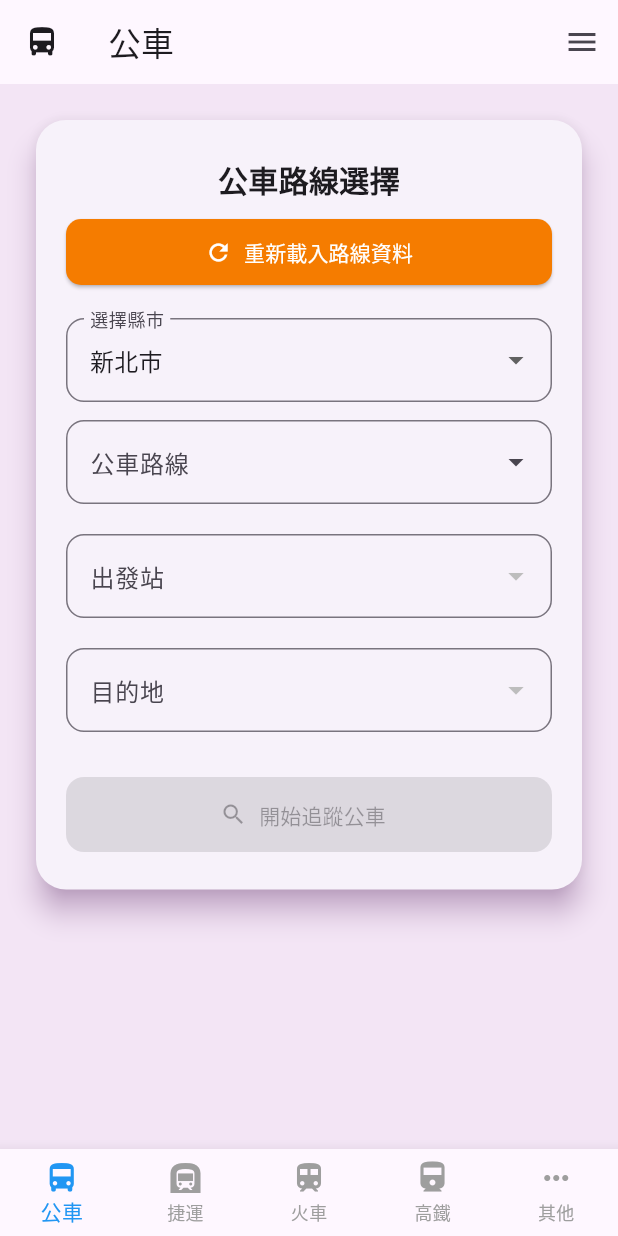
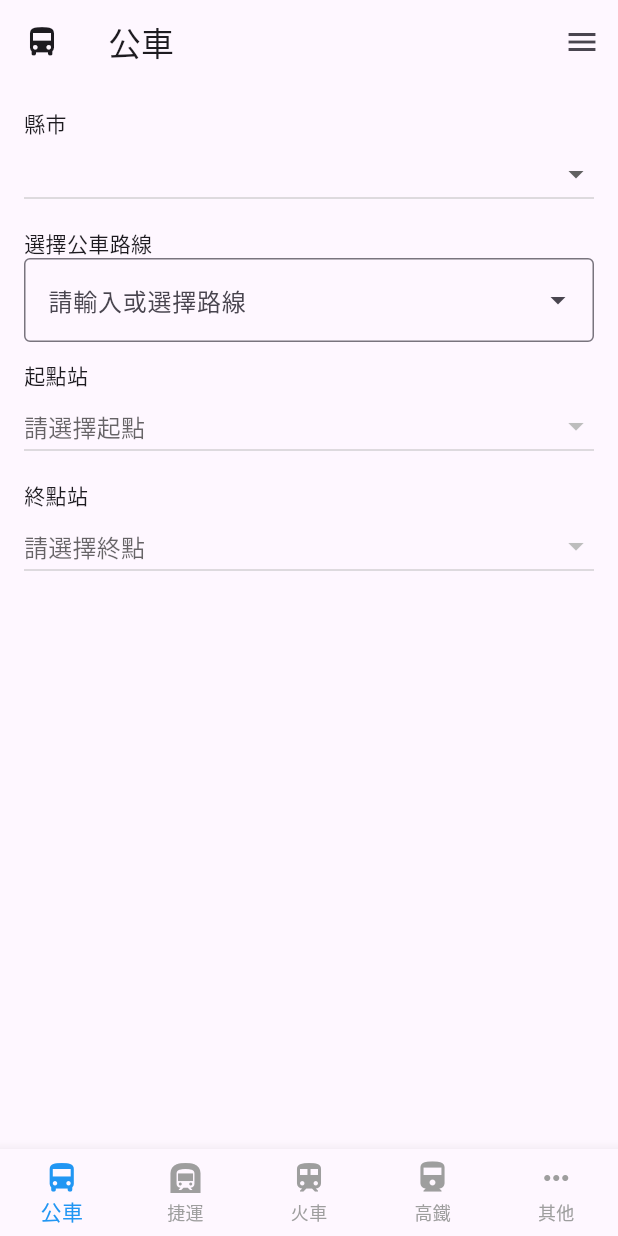
Before and after one commit to HsuEngineer/TrafficTime, a Flutter app: the screen it shows after launch, on a phone screen of 412 x 824 dp. Run offline on Flutter 3.47's test engine with Material 3 defaults, Android fonts, the phone set to English and light mode, and no system bars; drawn by our look-alikes of dropdown_search; our stand-ins replace geocoding, geolocator.

Commit message:
處理小bug

```diff
--- a/lib/models/bus_route.dart
+++ b/lib/models/bus_route.dart
@@ -1,13 +1,11 @@
 class BusRoute {
-  final String name;
-  final int type;
+  final String routeNameZh;
 
-  BusRoute({required this.name, required this.type});
+  BusRoute({required this.routeNameZh});
 
   factory BusRoute.fromJson(Map<String, dynamic> json) {
     return BusRoute(
-      name: json['RouteName']['Zh_tw'],
-      type: json['BusRouteType'],
+      routeNameZh: json['RouteName']?['Zh_tw'] ?? '未知路線',
     );
   }
 }
--- a/lib/pages/bus_page.dart
+++ b/lib/pages/bus_page.dart
@@ -1,6 +1,7 @@
 import 'package:flutter/material.dart';
 import 'package:dropdown_search/dropdown_search.dart';
 import '../services/tdx_service.dart';
+import '../services/location_service.dart';
 import '../models/bus_route.dart';
 
 class BusPage extends StatefulWidget {
@@ -11,62 +12,77 @@ class BusPage extends StatefulWidget {
 }
 
 class _BusPageState extends State<BusPage> {
-  final TDXService tdxService = TDXService();
+  final TDXService _tdxService = TDXService();
 
-  /// 中文縣市名稱對應 TDX 英文代碼
-  final Map<String, String> cityMap = {
-    'Taipei': '臺北市',
-    'NewTaipei': '新北市',
-    'Taoyuan': '桃園市',
-    'Taichung': '臺中市',
-    'Tainan': '臺南市',
-    'Kaohsiung': '高雄市',
-  };
-
-  String city = 'NewTaipei'; // 預設縣市
-  String keyword = '';
-  String? selectedBus;
+  String? selectedCity;
+  BusRoute? selectedBus;
   String? selectedStart;
   String? selectedEnd;
 
-  List<BusRoute> allRoutes = [];
-  List<String> filteredRoutes = [];
-  List<String> stationList = [];
+  List<BusRoute> busList = [];
+  List<String> stopList = [];
+
+  final Map<String, String> cityMap = {
+    '台北市': 'Taipei',
+    '新北市': 'NewTaipei',
+    '桃園市': 'Taoyuan',
+    '台中市': 'Taichung',
+    '台南市': 'Tainan',
+    '高雄市': 'Kaohsiung',
+    '基隆市': 'Keelung',
+    '新竹市': 'Hsinchu',
+    '嘉義市': 'Chiayi',
+  };
 
   @override
   void initState() {
     super.initState();
-    _loadBusRoutes();
+    _initLocationAndLoadRoutes();
+  }
+
+  Future<void> _initLocationAndLoadRoutes() async {
+    try {
+      final cityZh = await LocationService.getCurrentCity();
+      final cityEn = cityMap[cityZh] ?? 'Taipei';
+
+      setState(() {
+        selectedCity = cityEn;
+      });
+
+      await _loadBusRoutes();
+    } catch (e) {
+      print('❌ 自動取得縣市失敗: $e');
+    }
   }
 
   Future<void> _loadBusRoutes() async {
+    if (selectedCity == null) return;
     try {
-      final routes = await tdxService.fetchBusRoutesTyped(city: city);
+      final routes = await _tdxService.fetchBusRoutesTyped(city: selectedCity!);
+      routes.sort((a, b) => _naturalCompare(a.routeNameZh, b.routeNameZh));
+
       setState(() {
-        allRoutes = routes;
-        _applyFilter();
+        busList = [...routes];
+        selectedBus = null;
+        stopList = [];
+        selectedStart = null;
+        selectedEnd = null;
       });
     } catch (e) {
       print('❌ 載入公車路線失敗: $e');
     }
   }
 
-  void _applyFilter() {
-    final result = allRoutes.where((route) {
-      return keyword.isEmpty || route.name.contains(keyword);
-    }).map((e) => e.name).toSet().toList();
+  Future<void> _loadStopsForSelectedBus() async {
+    if (selectedCity == null || selectedBus == null) return;
 
+    try {
+      final stops = await _tdxService.fetchRouteStops(
+        city: selectedCity!,
+        routeName: selectedBus!.routeNameZh,
+      );
       setState(() {
-      filteredRoutes = result;
-      if (!filteredRoutes.contains(selectedBus)) selectedBus = null;
-    });
-  }
-
-  Future<void> _loadBusStops(String routeName) async {
-    try {
-      final stops = await tdxService.fetchRouteStops(city: city, routeName: routeName);
-      setState(() {
-        stationList = stops;
+        stopList = stops;
         selectedStart = null;
         selectedEnd = null;
       });
@@ -75,173 +91,116 @@ class _BusPageState extends State<BusPage> {
     }
   }
 
+  int _naturalCompare(String a, String b) {
+    final reg = RegExp(r'(\d+)|(\D+)');
+    final aMatches = reg.allMatches(a);
+    final bMatches = reg.allMatches(b);
+    final len = aMatches.length < bMatches.length ? aMatches.length : bMatches.length;
+
+    for (int i = 0; i < len; i++) {
+      final aMatch = aMatches.elementAt(i).group(0)!;
+      final bMatch = bMatches.elementAt(i).group(0)!;
+
+      final aNum = int.tryParse(aMatch);
+      final bNum = int.tryParse(bMatch);
+
+      if (aNum != null && bNum != null) {
+        if (aNum != bNum) return aNum.compareTo(bNum);
+      } else {
+        final cmp = aMatch.compareTo(bMatch);
+        if (cmp != 0) return cmp;
+      }
+    }
+
+    return a.length.compareTo(b.length);
+  }
+
   @override
   Widget build(BuildContext context) {
-    return Scaffold(
-      backgroundColor: Colors.purple[50],
-      body: SingleChildScrollView(
-        padding: const EdgeInsets.all(20),
-        child: Center(
-          child: Card(
-            elevation: 8,
-            shadowColor: Colors.purple[200],
-            shape: RoundedRectangleBorder(borderRadius: BorderRadius.circular(20)),
-            child: Padding(
-              padding: const EdgeInsets.symmetric(horizontal: 20, vertical: 25),
-              child: Column(
-                crossAxisAlignment: CrossAxisAlignment.stretch,
+    return ListView(
+      padding: const EdgeInsets.all(16),
       children: [
-                  const Text(
-                    "公車路線選擇",
-                    textAlign: TextAlign.center,
-                    style: TextStyle(fontSize: 20, fontWeight: FontWeight.bold),
-                  ),
-                  const SizedBox(height: 10),
-
-                  // 🔁 重新載入按鈕
-                  ElevatedButton.icon(
-                    icon: const Icon(Icons.refresh),
-                    label: const Text("重新載入路線資料"),
-                    style: ElevatedButton.styleFrom(
-                      backgroundColor: Colors.orange[700],
-                      foregroundColor: Colors.white,
-                      padding: const EdgeInsets.symmetric(vertical: 12),
-                      shape: RoundedRectangleBorder(borderRadius: BorderRadius.circular(10)),
-                    ),
-                    onPressed: () async {
-                      await tdxService.clearCache();
-                      await _loadBusRoutes();
-                    },
-                  ),
-                  const SizedBox(height: 20),
-
-                  // 縣市選擇
-                  DropdownButtonFormField<String>(
-                    decoration: InputDecoration(
-                      labelText: '選擇縣市',
-                      border: OutlineInputBorder(borderRadius: BorderRadius.circular(12)),
-                    ),
-                    value: city,
-                    items: cityMap.entries.map((entry) {
-                      return DropdownMenuItem(
-                        value: entry.key,
-                        child: Text(entry.value),
-                      );
-                    }).toList(),
+        const Text('縣市'),
+        DropdownButton<String>(
+          key: const ValueKey('cityDropdown'),
+          value: selectedCity,
+          isExpanded: true,
           onChanged: (value) {
-                      if (value != null && value != city) {
             setState(() {
-                          city = value;
-                          selectedBus = null;
-                          selectedStart = null;
-                          selectedEnd = null;
-                          stationList = [];
-                          allRoutes = [];
-                          filteredRoutes = [];
+              selectedCity = value!;
             });
             _loadBusRoutes();
-                      }
           },
+          items: cityMap.entries
+              .map((entry) => DropdownMenuItem(
+                    value: entry.value,
+                    child: Text(entry.key),
+                  ))
+              .toList(),
         ),
         const SizedBox(height: 12),
 
-                  // 公車路線選擇
-                  DropdownSearch<String>(
-                    key: ValueKey('bus_${city}_$selectedBus'),
-                    popupProps: PopupProps.menu(
-                      showSearchBox: true,
-                      showSelectedItems: true,
-                      searchFieldProps: TextFieldProps(
-                        decoration: InputDecoration(
-                          hintText: "請輸入路線名稱",
-                          border: OutlineInputBorder(borderRadius: BorderRadius.circular(10)),
+        const Text('選擇公車路線'),
+        DropdownSearch<BusRoute>(
+          key: const ValueKey('busDropdownSearch'),
+          selectedItem: selectedBus,
+          items: busList,
+          itemAsString: (route) => route.routeNameZh,
+          dropdownDecoratorProps: const DropDownDecoratorProps(
+            dropdownSearchDecoration: InputDecoration(
+              labelText: '請輸入或選擇路線',
+              border: OutlineInputBorder(),
             ),
           ),
-                    ),
-                    dropdownDecoratorProps: DropDownDecoratorProps(
-                      dropdownSearchDecoration: InputDecoration(
-                        labelText: "公車路線",
-                        border: OutlineInputBorder(borderRadius: BorderRadius.circular(12)),
+          onChanged: (route) {
+            setState(() {
+              selectedBus = route;
+            });
+            _loadStopsForSelectedBus();
+          },
+          popupProps: const PopupProps.menu(
+            showSearchBox: true,
+            searchFieldProps: TextFieldProps(
+              decoration: InputDecoration(hintText: '輸入車號（如932）'),
             ),
           ),
-                    items: filteredRoutes,
-                    selectedItem: selectedBus,
-                    onChanged: (value) {
-                      setState(() {
-                        selectedBus = value;
-                        stationList = [];
-                        selectedStart = null;
-                        selectedEnd = null;
-                      });
-                      if (value != null) {
-                        _loadBusStops(value);
-                      }
-                    },
+          compareFn: (a, b) => a.routeNameZh == b.routeNameZh,
         ),
-                  const SizedBox(height: 20),
+        const SizedBox(height: 12),
 
-                  // 出發站
-                  DropdownButtonFormField<String>(
-                    key: ValueKey('start_$selectedBus'),
-                    decoration: InputDecoration(
-                      labelText: "出發站",
-                      border: OutlineInputBorder(borderRadius: BorderRadius.circular(12)),
-                    ),
+        const Text('起點站'),
+        DropdownButton<String>(
+          key: const ValueKey('startDropdown'),
           value: selectedStart,
-                    items: stationList.map((station) {
-                      return DropdownMenuItem(value: station, child: Text(station));
-                    }).toList(),
+          isExpanded: true,
+          hint: const Text('請選擇起點'),
           onChanged: (value) {
             setState(() {
               selectedStart = value;
             });
           },
+          items: stopList.map((stop) {
+            return DropdownMenuItem(value: stop, child: Text(stop));
+          }).toList(),
         ),
-                  const SizedBox(height: 20),
+        const SizedBox(height: 12),
 
-                  // 目的地
-                  DropdownButtonFormField<String>(
-                    key: ValueKey('end_$selectedBus'),
-                    decoration: InputDecoration(
-                      labelText: "目的地",
-                      border: OutlineInputBorder(borderRadius: BorderRadius.circular(12)),
-                    ),
+        const Text('終點站'),
+        DropdownButton<String>(
+          key: const ValueKey('endDropdown'),
           value: selectedEnd,
-                    items: stationList.map((station) {
-                      return DropdownMenuItem(value: station, child: Text(station));
-                    }).toList(),
+          isExpanded: true,
+          hint: const Text('請選擇終點'),
           onChanged: (value) {
             setState(() {
               selectedEnd = value;
             });
           },
-                  ),
-                  const SizedBox(height: 30),
-
-                  // 開始追蹤按鈕
-                  ElevatedButton.icon(
-                    onPressed: (selectedBus != null &&
-                            selectedStart != null &&
-                            selectedEnd != null)
-                        ? () {
-                            print('🚍 追蹤 $selectedBus：從 $selectedStart 到 $selectedEnd in $city');
-                          }
-                        : null,
-                    icon: const Icon(Icons.search),
-                    label: const Text("開始追蹤公車"),
-                    style: ElevatedButton.styleFrom(
-                      backgroundColor: Colors.deepPurple,
-                      foregroundColor: Colors.white,
-                      minimumSize: const Size(double.infinity, 50),
-                      shape: RoundedRectangleBorder(borderRadius: BorderRadius.circular(12)),
-                    ),
+          items: stopList.map((stop) {
+            return DropdownMenuItem(value: stop, child: Text(stop));
+          }).toList(),
         ),
       ],
-              ),
-            ),
-          ),
-        ),
-      ),
     );
   }
 }
--- /dev/null
+++ b/lib/services/location_service.dart
@@ -0,0 +1,45 @@
+import 'package:geolocator/geolocator.dart';
+import 'package:geocoding/geocoding.dart';
+
+class LocationService {
+  /// 取得目前 GPS 座標
+  static Future<Position> getCurrentPosition() async {
+    bool serviceEnabled = await Geolocator.isLocationServiceEnabled();
+    if (!serviceEnabled) throw Exception('請開啟定位功能');
+
+    LocationPermission permission = await Geolocator.checkPermission();
+    if (permission == LocationPermission.denied) {
+      permission = await Geolocator.requestPermission();
+      if (permission == LocationPermission.denied) {
+        throw Exception('使用者未授權定位');
+      }
+    }
+
+    if (permission == LocationPermission.deniedForever) {
+      throw Exception('定位權限永久被拒');
+    }
+
+    return await Geolocator.getCurrentPosition(
+      desiredAccuracy: LocationAccuracy.high,
+    );
+  }
+
+  /// 反查地址，取得縣市
+  static Future<String> getCityFromPosition(Position position) async {
+    List<Placemark> placemarks =
+        await placemarkFromCoordinates(position.latitude, position.longitude);
+
+    if (placemarks.isNotEmpty) {
+      final placemark = placemarks.first;
+      return placemark.administrativeArea ?? '未知地區';
+    } else {
+      throw Exception('找不到地區名稱');
+    }
+  }
+
+  /// ✅ 一鍵取得目前縣市名稱
+  static Future<String> getCurrentCity() async {
+    final position = await getCurrentPosition();
+    return await getCityFromPosition(position);
+  }
+}
--- a/lib/services/tdx_service.dart
+++ b/lib/services/tdx_service.dart
@@ -1,6 +1,6 @@
 import 'dart:convert';
 import 'dart:io';
-import 'package:flutter/services.dart';
+// import 'package:flutter/services.dart';
 import 'package:http/http.dart' as http;
 import 'package:path_provider/path_provider.dart';
 import '../models/bus_route.dart';
--- a/pubspec.yaml
+++ b/pubspec.yaml
@@ -33,6 +33,8 @@ dependencies:
   http: ^0.13.6
   dropdown_search: ^5.0.6
   path_provider: ^2.1.2
+  geolocator: ^10.1.0
+  geocoding: ^2.1.0
 
   # The following adds the Cupertino Icons font to your application.
   # Use with the CupertinoIcons class for iOS style icons.
```
Also changed, not shown: lib/widgets/base_scaffold.dart (added, +55 -0 lines), pubspec.lock, 4 other files. Lines whose indentation alone changed are shown as unchanged.
